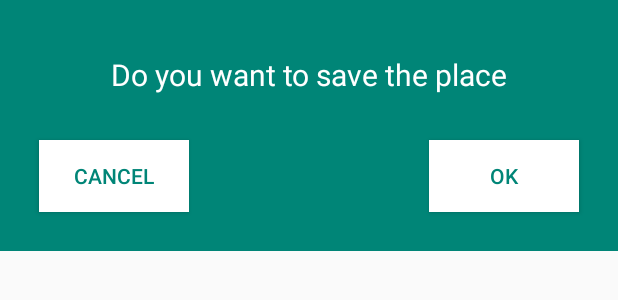
After one commit to rohitksingh/Android-Places-App, an Android app: the layout dialog_confirmation.xml on its own in the app's theme, with its tools: preview values and no code run, on a phone screen of 412 x 824 dp. The commit adds this screen. Shown: the top 300 px of the screen. Run offline under Robolectric (Android 15) with nearby library versions, the phone set to English and light mode, and no system bars.

Commit message:
Added dialog

```diff
--- a/app/src/main/java/edu/asu/msse/rsingh92/assignment1/PlaceListActivity.java
+++ b/app/src/main/java/edu/asu/msse/rsingh92/assignment1/PlaceListActivity.java
@@ -55,7 +55,6 @@ public class PlaceListActivity extends AppCompatActivity implements ListClickLis
     @Override
     public void itemClicked(int index) {
 
-
         Intent intent = new Intent(this, PlaceDetailActivity.class);
         intent.putExtra("Place", allPlaces.get(index));
         intent.putExtra("OTHER_PLACES", (ArrayList<PlaceDescription>)allPlaces);
@@ -88,9 +87,11 @@ public class PlaceListActivity extends AppCompatActivity implements ListClickLis
 
     }
 
+
     private void openAddPlaceActivity(){
         Intent intent = new Intent(this, AddPlaceActivity.class);
         startActivity(intent);
     }
 
+
 }
--- /dev/null
+++ b/app/src/main/res/layout/dialog_confirmation.xml
@@ -0,0 +1,40 @@
+<?xml version="1.0" encoding="utf-8"?>
+<RelativeLayout xmlns:android="http://schemas.android.com/apk/res/android"
+    android:layout_width="match_parent"
+    android:layout_height="wrap_content"
+    android:padding="16dp"
+    android:background="@color/colorPrimary"
+    >
+    <TextView
+        android:text="Do you want to save the place"
+        android:id="@+id/editText"
+        android:layout_width="match_parent"
+        android:layout_height="wrap_content"
+        android:textColor="#ffffff"
+        android:textSize="20dp"
+        android:gravity="center"
+        android:padding="20dp"
+        />
+    <Button
+        android:id="@+id/ok"
+        android:layout_width="100dp"
+        android:layout_height="wrap_content"
+        android:text="OK"
+        android:layout_alignParentRight="true"
+        android:layout_margin="10dp"
+        android:layout_below="@id/editText"
+        android:textColor="@color/colorPrimary"
+        android:background="#ffffff"
+        />
+    <Button
+        android:id="@+id/cancel"
+        android:layout_width="100dp"
+        android:layout_height="wrap_content"
+        android:text="Cancel"
+        android:layout_alignParentLeft="true"
+        android:layout_margin="10dp"
+        android:layout_below="@id/editText"
+        android:textColor="@color/colorPrimary"
+        android:background="#ffffff"
+        />
+</RelativeLayout>
```
Also changed, not shown: app/src/main/java/edu/asu/msse/rsingh92/assignment1/AddPlaceActivity.java (+18 -2 lines), app/src/main/java/edu/asu/msse/rsingh92/assignment1/ConfirmationDialog.java (added, +68 -0 lines), app/src/main/java/edu/asu/msse/rsingh92/assignment1/DialogCallBack.java (added, +7 -0 lines), app/src/main/java/edu/asu/msse/rsingh92/assignment1/PlaceDetailActivity.java (+12 -1 lines).
